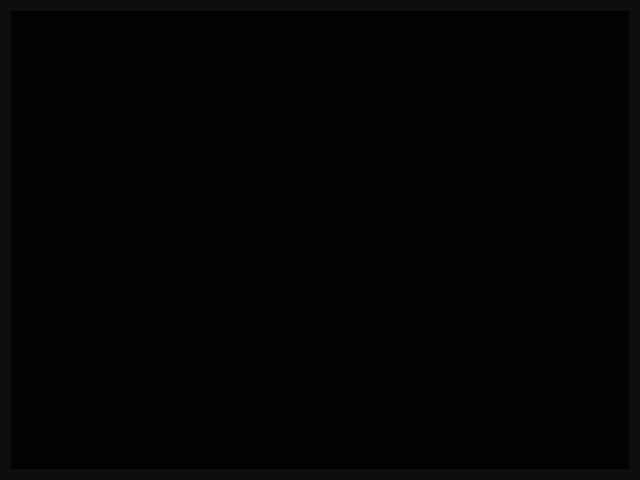
First picture: the form in photodisplay.ui, repository LACF-MIEEC/ES-PicViewer, before the edit.
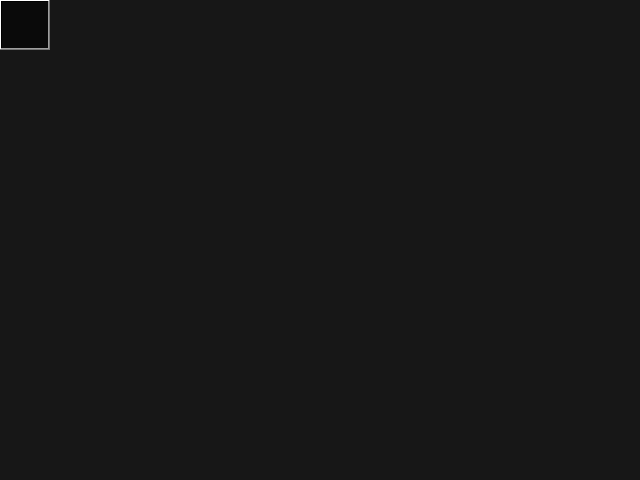
Second picture: the form after the edit. Icons and pictures are not drawn.

What changed in the file:
```diff
--- a/photodisplay.ui
+++ b/photodisplay.ui
@@ -10,14 +10,37 @@
     <height>480</height>
    </rect>
   </property>
+  <property name="sizePolicy">
+   <sizepolicy hsizetype="Expanding" vsizetype="Expanding">
+    <horstretch>0</horstretch>
+    <verstretch>0</verstretch>
+   </sizepolicy>
+  </property>
   <property name="windowTitle">
    <string>Form</string>
   </property>
   <property name="styleSheet">
-   <string notr="true">background-color: qlineargradient(spread:pad, x1:1, y1:0, x2:1, y2:0, stop:0 rgba(0, 0, 0, 198), stop:1 rgba(255, 255, 255, 255));</string>
+   <string notr="true">*{
+background-color: qlineargradient(spread:pad, x1:1, y1:0, x2:1, y2:0, stop:0 rgba(0, 0, 0, 140), stop:1 rgba(255, 255, 255, 255));
+}</string>
   </property>
   <layout class="QGridLayout" name="gridLayout">
-   <item row="0" column="0">
+   <property name="leftMargin">
+    <number>0</number>
+   </property>
+   <property name="topMargin">
+    <number>0</number>
+   </property>
+   <property name="rightMargin">
+    <number>0</number>
+   </property>
+   <property name="bottomMargin">
+    <number>0</number>
+   </property>
+   <property name="spacing">
+    <number>0</number>
+   </property>
+   <item row="1" column="1">
     <widget class="QLabel" name="Photo">
      <property name="sizePolicy">
       <sizepolicy hsizetype="Expanding" vsizetype="Expanding">
@@ -33,6 +56,84 @@
      </property>
     </widget>
    </item>
+   <item row="1" column="0">
+    <widget class="QWidget" name="verticalWidget" native="true">
+     <layout class="QVBoxLayout" name="verticalLayout_2">
+      <property name="spacing">
+       <number>0</number>
+      </property>
+      <property name="leftMargin">
+       <number>0</number>
+      </property>
+      <property name="topMargin">
+       <number>0</number>
+      </property>
+      <property name="rightMargin">
+       <number>0</number>
+      </property>
+      <property name="bottomMargin">
+       <number>0</number>
+      </property>
+      <item>
+       <widget class="QPushButton" name="Return">
+        <property name="sizePolicy">
+         <sizepolicy hsizetype="Fixed" vsizetype="Fixed">
+          <horstretch>0</horstretch>
+          <verstretch>0</verstretch>
+         </sizepolicy>
+        </property>
+        <property name="minimumSize">
+         <size>
+          <width>50</width>
+          <height>50</height>
+         </size>
+        </property>
+        <property name="focusPolicy">
+         <enum>Qt::NoFocus</enum>
+        </property>
+        <property name="contextMenuPolicy">
+         <enum>Qt::NoContextMenu</enum>
+        </property>
+        <property name="whatsThis">
+         <string/>
+        </property>
+        <property name="styleSheet">
+         <string notr="true"/>
+        </property>
+        <property name="text">
+         <string/>
+        </property>
+        <property name="icon">
+         <iconset resource="resources.qrc">
+          <normaloff>:/Icons/bin/Icons/leftarrow.png</normaloff>:/Icons/bin/Icons/leftarrow.png</iconset>
+        </property>
+        <property name="iconSize">
+         <size>
+          <width>50</width>
+          <height>50</height>
+         </size>
+        </property>
+       </widget>
+      </item>
+      <item>
+       <spacer name="verticalSpacer">
+        <property name="orientation">
+         <enum>Qt::Vertical</enum>
+        </property>
+        <property name="sizeType">
+         <enum>QSizePolicy::Expanding</enum>
+        </property>
+        <property name="sizeHint" stdset="0">
+         <size>
+          <width>0</width>
+          <height>40</height>
+         </size>
+        </property>
+       </spacer>
+      </item>
+     </layout>
+    </widget>
+   </item>
   </layout>
  </widget>
  <resources/>
```
Left out of the diff: 7 changed lines with no effect on the pictures.
